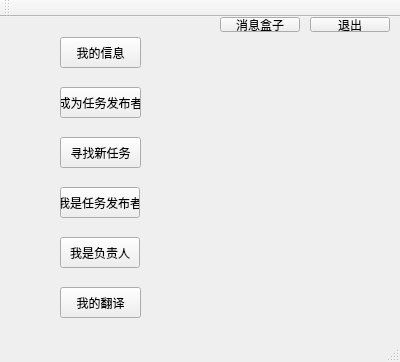
Old version of the form mainwindow.ui in the repository ljy9912/summer.
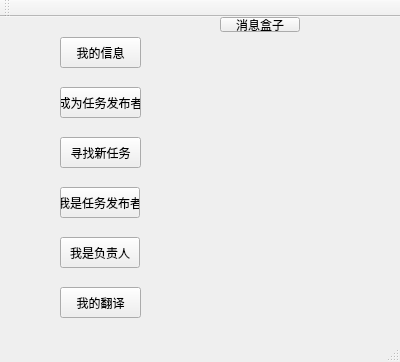
New version of the form.

Patch:
```diff
--- a/mainwindow.ui
+++ b/mainwindow.ui
@@ -79,19 +79,6 @@
      <string>我是负责人</string>
     </property>
    </widget>
-   <widget class="QPushButton" name="exitBtn">
-    <property name="geometry">
-     <rect>
-      <x>310</x>
-      <y>0</y>
-      <width>80</width>
-      <height>15</height>
-     </rect>
-    </property>
-    <property name="text">
-     <string>退出</string>
-    </property>
-   </widget>
    <widget class="QPushButton" name="publisher">
     <property name="geometry">
      <rect>
```
